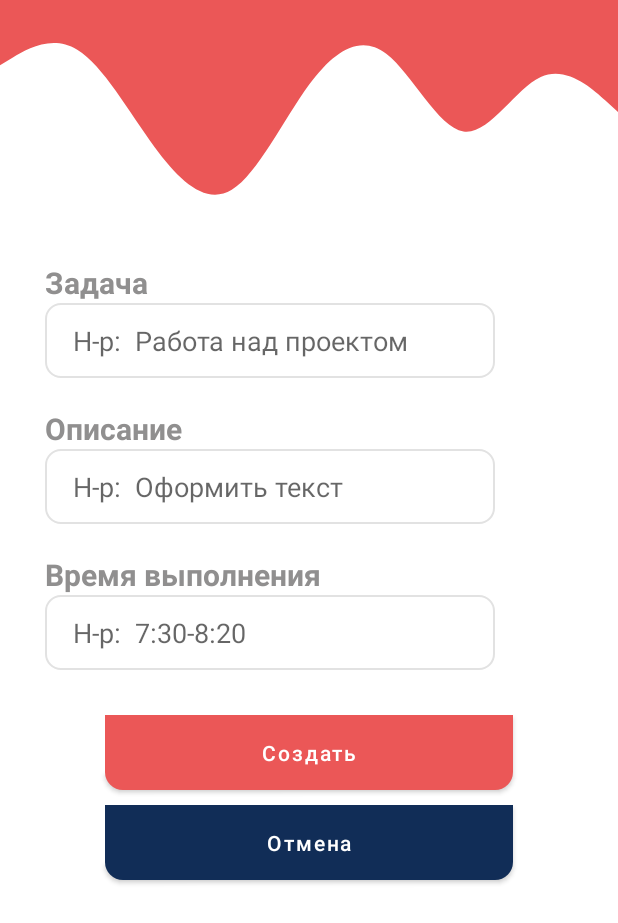
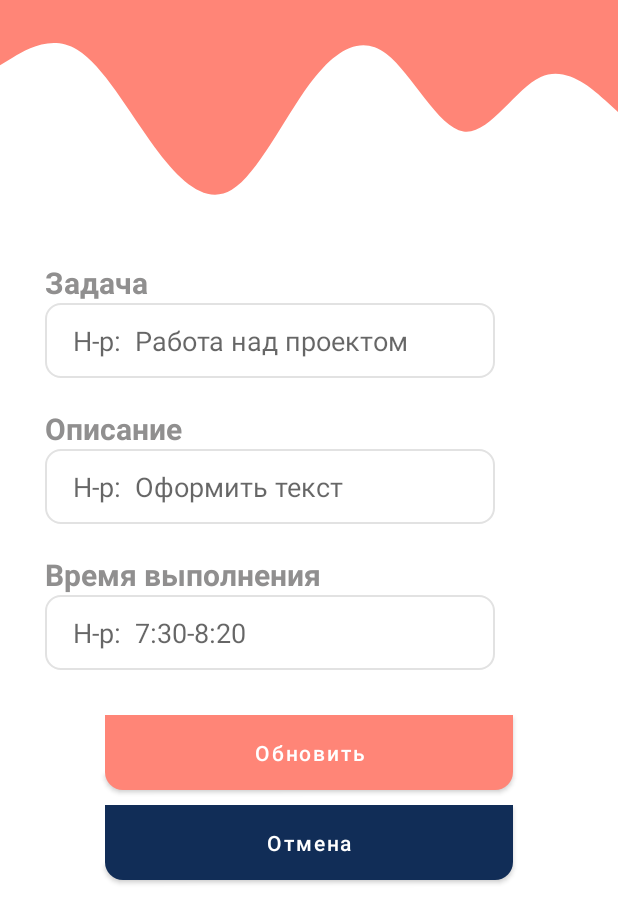
Before and after one commit to KamilKhametov/ToDoManager, an Android app: the screen it shows after launch (AddTaskActivity), after a tap on an icon or button, on a phone screen of 412 x 824 dp. Shown: the top 923 px of the screen. Run offline under Robolectric (Android 15) with nearby library versions, the phone set to English and light mode, and no system bars; our stand-ins replace Firebase (no records; nobody signed in at launch, a user with empty details on screens opened directly).

Commit message:
Create: Update method and swipe for item in RecyclerView

```diff
--- /dev/null
+++ b/app/src/main/java/com/example/todomanager/itemtouchhelper/TouchHelper.java
@@ -0,0 +1,31 @@
+package com.example.todomanager.itemtouchhelper;
+
+import androidx.annotation.NonNull;
+import androidx.recyclerview.widget.RecyclerView;
+
+import com.example.todomanager.adapter.AdapterMain;
+
+public class TouchHelper extends androidx.recyclerview.widget.ItemTouchHelper.SimpleCallback {
+
+    private AdapterMain adapterMain;
+
+    public TouchHelper( AdapterMain adapterMain ) {
+        super ( 0, androidx.recyclerview.widget.ItemTouchHelper.LEFT );
+        this.adapterMain = adapterMain;
+    }
+
+    @Override
+    public boolean onMove( @NonNull RecyclerView recyclerView, @NonNull RecyclerView.ViewHolder viewHolder, @NonNull RecyclerView.ViewHolder target ) {
+        return false;
+    }
+
+    @Override
+    public void onSwiped( @NonNull RecyclerView.ViewHolder viewHolder, int direction ) {
+        final int position = viewHolder.getAdapterPosition ();
+        // Если произошел свайп влево, то переходи на редактирование Задачи
+        if(direction == androidx.recyclerview.widget.ItemTouchHelper.LEFT){
+            adapterMain.updateData ( position );
+            adapterMain.notifyDataSetChanged ();
+        }
+    }
+}
--- a/app/src/main/java/com/example/todomanager/view/AddTaskActivity.java
+++ b/app/src/main/java/com/example/todomanager/view/AddTaskActivity.java
@@ -24,6 +24,7 @@ public class AddTaskActivity extends AppCompatActivity {
     private EditText edTask, edDesc, edDate;
     private Button btnCreateTask, btnCancel;
     private FirebaseFirestore firestore;
+    private String taskId, taskTitle, taskDesc, taskDate;
 
     @Override
     protected void onCreate( Bundle savedInstanceState ) {
@@ -40,6 +41,22 @@ public class AddTaskActivity extends AppCompatActivity {
         // Получение от Firebase
         firestore = FirebaseFirestore.getInstance ();
 
+        // Получение старых данных для их обновления
+        Intent intent = getIntent ();
+        if(intent != null){
+            btnCreateTask.setText ( "Обновить" );
+            taskId = intent.getStringExtra ( "taskId" );
+            taskTitle = intent.getStringExtra ( "taskTitle" );
+            taskDesc = intent.getStringExtra ( "taskDesc" );
+            taskDate = intent.getStringExtra ( "taskDate" );
+
+            edTask.setText ( taskTitle );
+            edDesc.setText ( taskDesc );
+            edDate.setText ( taskDate );
+        }else {
+            btnCreateTask.setText ( "Сохранить" );
+        }
+
         // Создание клика на кнопку создания задачи
         btnCreateTask.setOnClickListener ( new View.OnClickListener () {
             @Override
@@ -48,13 +65,44 @@ public class AddTaskActivity extends AppCompatActivity {
                 String task = edTask.getText ().toString ().trim ();
                 String desc = edDesc.getText ().toString ().trim ();
                 String date = edDate.getText ().toString ().trim ();
-                String id = UUID.randomUUID ().toString ();
 
-                saveToFireStore(id,task,desc,date);
+                Bundle bundleTwo = getIntent ().getExtras ();
+                if(bundleTwo != null){
+                    String id = taskId;
+                    updateFireStoreData(id, task, desc, date);
+                }else {
+                    // Старые данные (которые мы создали первый раз)
+                    String id = UUID.randomUUID ().toString ();
+                    saveToFireStore(id,task,desc,date);
+                }
 
             }
         } );
 
+    }
+
+    // Отправка обновленных данных в FireBaseFireStore
+    private void updateFireStoreData( String id, String task, String desc, String date ) {
+        firestore.collection ( "TaskDocuments" ).document (id)
+                .update ("task", task, "desc", desc, "date", date )
+                .addOnCompleteListener ( new OnCompleteListener<Void> () {
+                    @Override
+                    public void onComplete( @NonNull Task<Void> task ) {
+                        if(task.isSuccessful ()){
+                            Toast.makeText ( AddTaskActivity.this, "Данные обновились", Toast.LENGTH_SHORT ).show ();
+                            // Как данные обновились, возвращаемся на MainActivity
+                            Intent intent = new Intent (AddTaskActivity.this, MainActivity.class);
+                            startActivity ( intent );
+                        }else {
+                            Toast.makeText ( AddTaskActivity.this, "Ошибка " + task.getException ().getMessage (), Toast.LENGTH_SHORT ).show ();
+                        }
+                    }
+                } ).addOnFailureListener ( new OnFailureListener () {
+            @Override
+            public void onFailure( @NonNull Exception e ) {
+                Toast.makeText ( AddTaskActivity.this, e.getMessage (), Toast.LENGTH_SHORT ).show ();
+            }
+        } );
     }
 
     // Метод сохранения данных в Firebase
--- a/app/src/main/java/com/example/todomanager/view/MainActivity.java
+++ b/app/src/main/java/com/example/todomanager/view/MainActivity.java
@@ -2,6 +2,7 @@ package com.example.todomanager.view;
 
 import androidx.annotation.NonNull;
 import androidx.appcompat.app.AppCompatActivity;
+import androidx.recyclerview.widget.ItemTouchHelper;
 import androidx.recyclerview.widget.LinearLayoutManager;
 import androidx.recyclerview.widget.RecyclerView;
 
@@ -12,6 +13,7 @@ import android.widget.Toast;
 
 import com.example.todomanager.R;
 import com.example.todomanager.adapter.AdapterMain;
+import com.example.todomanager.itemtouchhelper.TouchHelper;
 import com.example.todomanager.model.ModelMain;
 import com.google.android.gms.tasks.OnCompleteListener;
 import com.google.android.gms.tasks.OnFailureListener;
@@ -50,6 +52,10 @@ public class MainActivity extends AppCompatActivity {
         modelMainList = new ArrayList<> ();
         adapterMain = new AdapterMain ( MainActivity.this, modelMainList );
         recyclerView.setAdapter ( adapterMain );
+
+        // Привязка свайпа с RecyclerView
+        ItemTouchHelper touchHelper = new ItemTouchHelper ( new TouchHelper ( adapterMain ) );
+        touchHelper.attachToRecyclerView ( recyclerView );
         showData();
 
 
--- a/app/src/main/res/drawable/ic_line_add_act_foreground.xml
+++ b/app/src/main/res/drawable/ic_line_add_act_foreground.xml
@@ -8,6 +8,6 @@
       android:translateY="42">
     <path
         android:pathData="M0,96L30,85.3C60,75 120,53 180,74.7C240,96 300,160 360,208C420,256 480,288 540,266.7C600,245 660,171 720,122.7C780,75 840,53 900,80C960,107 1020,181 1080,186.7C1140,192 1200,128 1260,112C1320,96 1380,128 1410,144L1440,160L1440,0L1410,0C1380,0 1320,0 1260,0C1200,0 1140,0 1080,0C1020,0 960,0 900,0C840,0 780,0 720,0C660,0 600,0 540,0C480,0 420,0 360,0C300,0 240,0 180,0C120,0 60,0 30,0L0,0Z"
-        android:fillColor="#EB5757"/>
+        android:fillColor="#FF8577"/>
   </group>
 </vector>
--- a/app/src/main/res/layout/item_layout_main.xml
+++ b/app/src/main/res/layout/item_layout_main.xml
@@ -43,6 +43,7 @@
             android:layout_height="wrap_content"
             android:layout_marginLeft="210dp"
             android:layout_marginTop="-20dp"
+            android:layout_marginBottom="15dp"
             android:text="@string/text_date"
             android:textColor="@color/text_date_color"
             android:textSize="14sp"
--- a/app/src/main/res/values/colors.xml
+++ b/app/src/main/res/values/colors.xml
@@ -7,9 +7,9 @@
     <color name="teal_700">#FF018786</color>
     <color name="black">#FF000000</color>
     <color name="white">#FFFFFFFF</color>
-    <color name="linear_color_main_activity">#EB5757</color>
+    <color name="linear_color_main_activity">#FF8577</color>
     <color name="text_two_color">#B3B2B2</color>
-    <color name="text_date_color">#EB5757</color>
+    <color name="text_date_color">#FF8577</color>
     <color name="texts_title">#908F8F</color>
     <color name="btn_cancel">#112D57</color>
     <color name="btn_update">#0099ff</color>
```
Also changed, not shown: app/src/main/java/com/example/todomanager/adapter/AdapterMain.java (+15 -0 lines), app/src/main/ic_new_line_for_add_act-playstore.png (added).
